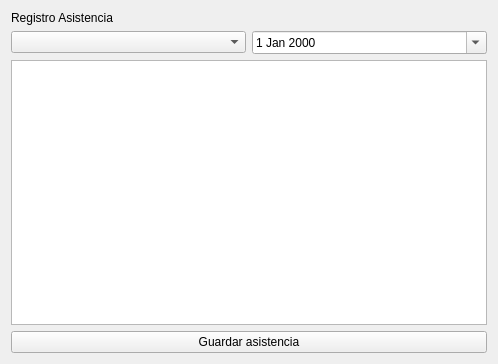
Cata-Estrada/Registro_Asistencia_Estudiantil, file views/registro_asistencia.ui: the form before one commit.
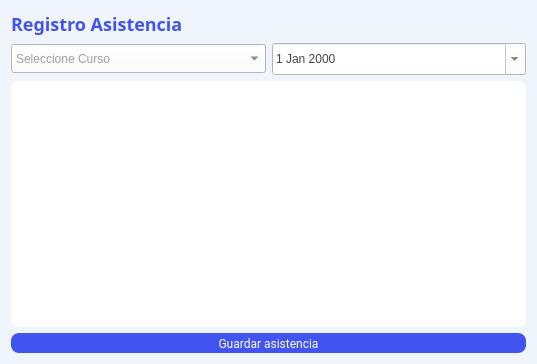
The form after the commit.

Commit message: Estilo interfas registro de asistencia y registro estudiantil

Patch:
```diff
--- a/views/registro_asistencia.ui
+++ b/views/registro_asistencia.ui
@@ -6,18 +6,29 @@
    <rect>
     <x>0</x>
     <y>0</y>
-    <width>498</width>
+    <width>537</width>
     <height>364</height>
    </rect>
   </property>
   <property name="windowTitle">
    <string>Form</string>
   </property>
+  <property name="styleSheet">
+   <string notr="true">background: #F0F4FB;</string>
+  </property>
   <layout class="QGridLayout" name="gridLayout">
    <item row="0" column="0">
     <layout class="QVBoxLayout" name="verticalLayout">
      <item>
       <widget class="QLabel" name="titulo_registro_asistencia">
+       <property name="styleSheet">
+        <string notr="true">color: #4154F1;
+font-family: Nunito;
+font-size: 18px;
+font-style: normal;
+font-weight: 600;
+line-height: 28.8px;</string>
+       </property>
        <property name="text">
         <string>Registro Asistencia</string>
        </property>
@@ -27,6 +38,18 @@
       <layout class="QHBoxLayout" name="horizontalLayout">
        <item>
         <widget class="QComboBox" name="seleccione_curso">
+         <property name="styleSheet">
+          <string notr="true">flex-shrink: 0;
+background: #FFF;
+width: 180px;
+height: 23px;
+color: #444;
+font-family: &quot;Open Sans&quot;;
+font-size: 12px;
+font-style: normal;
+font-weight: 400;
+line-height: 24px; </string>
+         </property>
          <property name="placeholderText">
           <string>Seleccione Curso</string>
          </property>
@@ -34,6 +57,18 @@
        </item>
        <item>
         <widget class="QDateEdit" name="fecha_clase">
+         <property name="styleSheet">
+          <string notr="true">flex-shrink: 0;
+background: #FFF;
+width: 180px;
+height: 26px;
+color: #444;
+font-family: &quot;Open Sans&quot;;
+font-size: 12px;
+font-style: normal;
+font-weight: 400;
+line-height: 24px; </string>
+         </property>
          <property name="calendarPopup">
           <bool>true</bool>
          </property>
@@ -42,10 +77,34 @@
       </layout>
      </item>
      <item>
-      <widget class="QTableView" name="tableView"/>
+      <widget class="QTableView" name="tableView">
+       <property name="styleSheet">
+        <string notr="true">border-radius: 8px;
+background: #FFF;
+display: flex;
+align-items: flex-start;
+flex-shrink: 0;</string>
+       </property>
+      </widget>
      </item>
      <item>
       <widget class="QPushButton" name="guardar_asistencia">
+       <property name="styleSheet">
+        <string notr="true">display: flex;
+width: 150px;
+height: 20px;
+justify-content: center;
+align-items: center;
+flex-shrink: 0;
+border-radius: 8px;
+background: #4154F1;
+color: #FFF;
+font-family: Roboto;
+font-size: 12px;
+font-style: normal;
+font-weight: 400;
+line-height: normal;</string>
+       </property>
        <property name="text">
         <string>Guardar asistencia</string>
        </property>
```
The commit also changes 2 other files.
